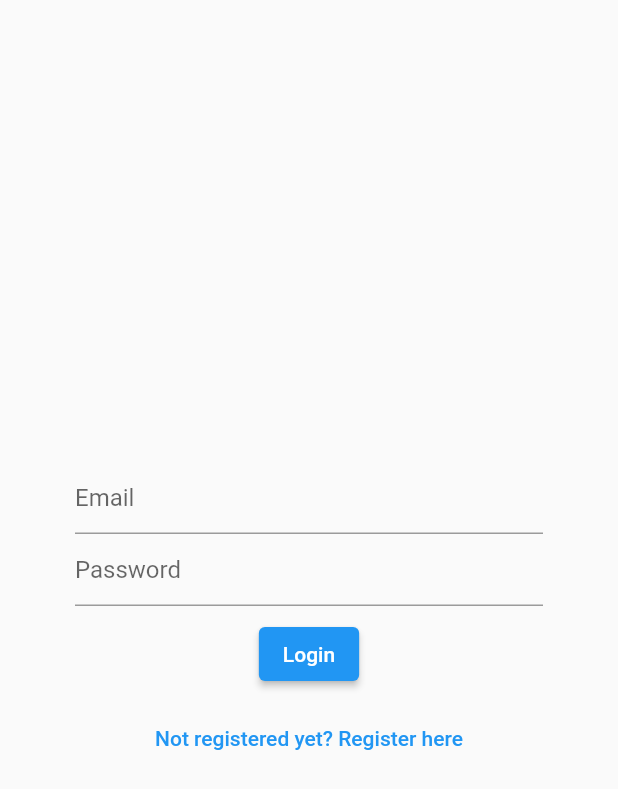
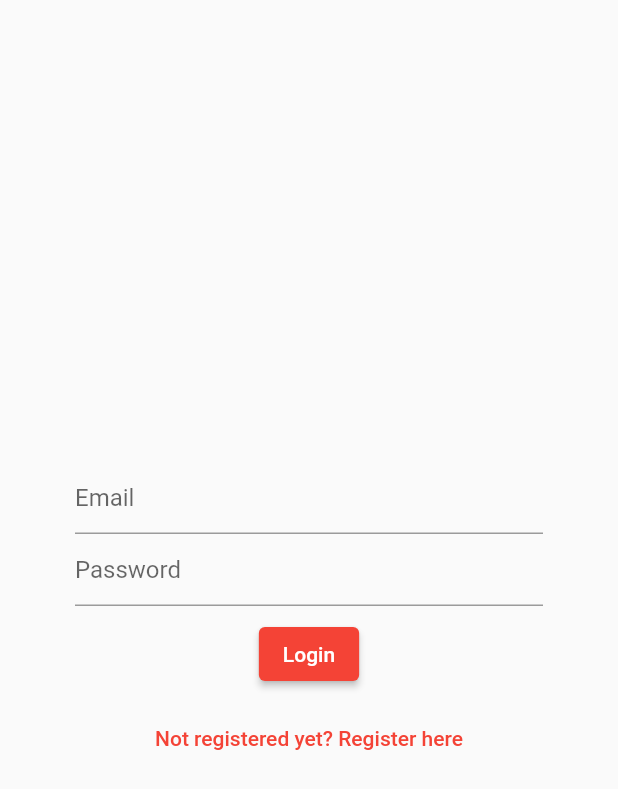
Before and after one commit to emperoredu/flutter-_app_login_logout, a Flutter app: the screen it shows after launch, on a phone screen of 412 x 824 dp. Shown: the top 789 px of the screen. Run offline on Flutter 3.47's test engine with Material 2 defaults, Android fonts, the phone set to English and light mode, and no system bars; our stand-ins replace firebase_auth, firebase_core; missing offline and left inert: cloud_firestore_web, firebase_analytics_web, firebase_auth_web, firebase_core_web; accounts and stored records are empty.

Commit message:
done migrating

```diff
--- a/lib/main.dart
+++ b/lib/main.dart
@@ -7,13 +7,13 @@ import 'package:main/views/Verify_email.dart';
 import 'package:main/views/noteView.dart';
 import 'package:main/views/register_view.dart';
 
-void main() async {
+void main() {
   WidgetsFlutterBinding.ensureInitialized();
 
   runApp(MaterialApp(
     title: 'Flutter Demo',
     theme: ThemeData(
-      primarySwatch: Colors.blue,
+      primarySwatch: Colors.red,
     ),
     debugShowCheckedModeBanner: false,
     home: const Homepage(),
@@ -37,6 +37,7 @@ class Homepage extends StatelessWidget {
         switch (snapshot.connectionState) {
           case ConnectionState.done:
             // // ignore: non_constant_identifier_names
+            // ignore: non_constant_identifier_names
             final User = AuthService.firebase().currentUser;
             if (User != null) {
               if (User.isEmailVerified) {
--- a/lib/service/auth/auth_user.dart
+++ b/lib/service/auth/auth_user.dart
@@ -7,5 +7,5 @@ class AuthUser {
 
   const AuthUser(this.isEmailVerified);
   //copyng firebase user to this class AuthUser
-  factory AuthUser.fromFirebase(user) => AuthUser(user.emailVerified);
+  factory AuthUser.fromFirebase(User user) => AuthUser(user.emailVerified);
 }
--- a/lib/views/Login_views.dart
+++ b/lib/views/Login_views.dart
@@ -26,6 +26,7 @@ class _LoginViewState extends State<LoginView> {
     super.initState();
   }
 
+  @override
   void dispose() {
     _email.dispose();
     _password.dispose();
--- a/lib/views/noteView.dart
+++ b/lib/views/noteView.dart
@@ -23,7 +23,6 @@ class _NotesViewState extends State<NotesView> {
               switch (value) {
                 case MenuAction.logout:
                   final shouldLout = await showlogoutDialog(context);
-
                   if (shouldLout) {
                     await AuthService.firebase().logOut();
 
```
Also changed, not shown: lib/service/auth/firebase_auth_provider.dart (+6 -5 lines), lib/views/register_view.dart (+5 -3 lines), 4 other files.
